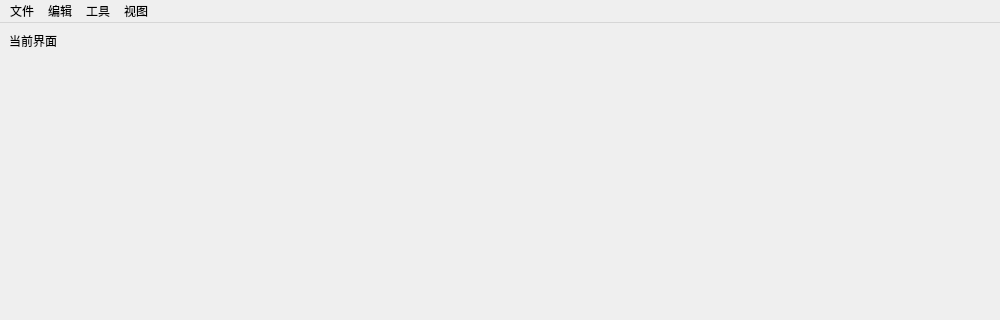
Qt form main/ui/mainwindow.ui (3548848289/UniFileHub) before a commit; both pictures show x 0 to 1000 and y 0 to 320 of the 1000 by 800 pixel window.
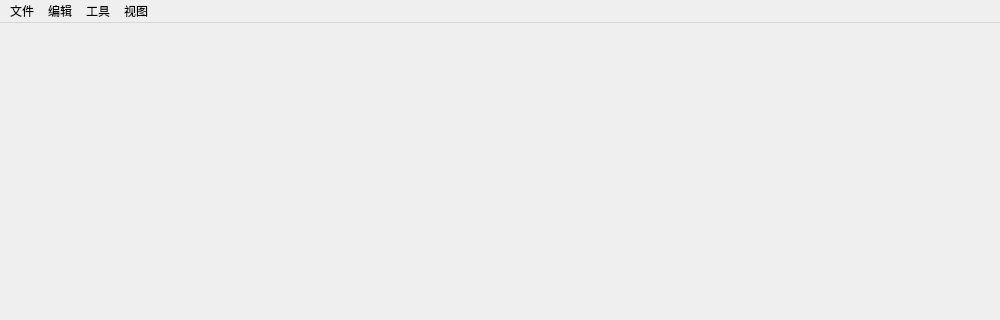
The same form after that commit. Icons and pictures are not drawn.

```diff
--- a/main/ui/mainwindow.ui
+++ b/main/ui/mainwindow.ui
@@ -46,6 +46,9 @@
            <property name="leftMargin">
             <number>0</number>
            </property>
+           <property name="topMargin">
+            <number>2</number>
+           </property>
            <property name="bottomMargin">
             <number>0</number>
            </property>
@@ -53,16 +56,6 @@
             <number>4</number>
            </property>
            <item row="0" column="0">
-            <widget class="QLabel" name="label">
-             <property name="styleSheet">
-              <string notr="true"/>
-             </property>
-             <property name="text">
-              <string>当前界面</string>
-             </property>
-            </widget>
-           </item>
-           <item row="1" column="0">
             <widget class="QStackedWidget" name="stackedWidget"/>
            </item>
           </layout>
```
Left out of the diff: 9 changed lines with no effect on the pictures.
